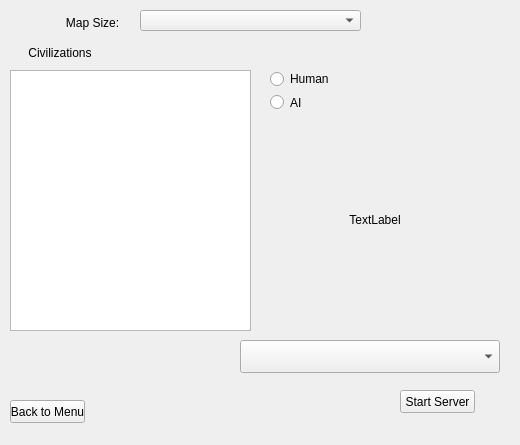
Old version of the form ProjectHiawathaMultiplayer/Server/serveroptions.ui in the repository Alex-BusNet/ProjectHiawathaMultiplayer.
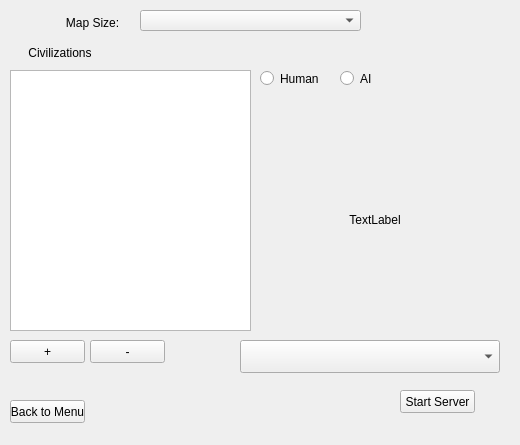
New version of the form.

Commit message: Server Configurator mostly works now; there are still a few bug with adding and removing civs, as well as enabling and disabling the ai Radio Button.

Diff of the .ui file:
```diff
--- a/ProjectHiawathaMultiplayer/Server/serveroptions.ui
+++ b/ProjectHiawathaMultiplayer/Server/serveroptions.ui
@@ -103,32 +103,6 @@
     <set>Qt::AlignCenter</set>
    </property>
   </widget>
-  <widget class="QWidget" name="verticalLayoutWidget">
-   <property name="geometry">
-    <rect>
-     <x>270</x>
-     <y>70</y>
-     <width>61</width>
-     <height>41</height>
-    </rect>
-   </property>
-   <layout class="QVBoxLayout" name="verticalLayout">
-    <item>
-     <widget class="QRadioButton" name="radioButton">
-      <property name="text">
-       <string>Human</string>
-      </property>
-     </widget>
-    </item>
-    <item>
-     <widget class="QRadioButton" name="radioButton_2">
-      <property name="text">
-       <string>AI</string>
-      </property>
-     </widget>
-    </item>
-   </layout>
-  </widget>
   <widget class="QComboBox" name="civSelect">
    <property name="geometry">
     <rect>
@@ -176,6 +150,58 @@
     <set>Qt::AlignCenter</set>
    </property>
   </widget>
+  <widget class="QPushButton" name="addCivPB">
+   <property name="geometry">
+    <rect>
+     <x>10</x>
+     <y>340</y>
+     <width>75</width>
+     <height>23</height>
+    </rect>
+   </property>
+   <property name="text">
+    <string>+</string>
+   </property>
+  </widget>
+  <widget class="QPushButton" name="removeCivPB">
+   <property name="geometry">
+    <rect>
+     <x>90</x>
+     <y>340</y>
+     <width>75</width>
+     <height>23</height>
+    </rect>
+   </property>
+   <property name="text">
+    <string>-</string>
+   </property>
+  </widget>
+  <widget class="QRadioButton" name="humanRB">
+   <property name="geometry">
+    <rect>
+     <x>260</x>
+     <y>70</y>
+     <width>82</width>
+     <height>17</height>
+    </rect>
+   </property>
+   <property name="text">
+    <string>Human</string>
+   </property>
+  </widget>
+  <widget class="QRadioButton" name="aiRB">
+   <property name="geometry">
+    <rect>
+     <x>340</x>
+     <y>70</y>
+     <width>82</width>
+     <height>17</height>
+    </rect>
+   </property>
+   <property name="text">
+    <string>AI</string>
+   </property>
+  </widget>
  </widget>
  <resources/>
  <connections/>
```
Left out of the diff: 2 changed lines with no effect on the pictures. The commit also changes 5 other files.
